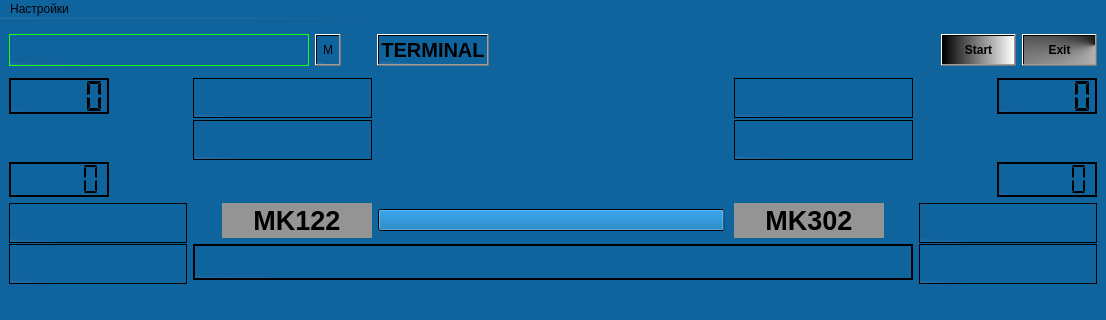
meteoaza/maint, file Maintenance_design_osh.ui: the form before one commit; both pictures show x 0 to 1106 and y 0 to 320 of the 1106 by 771 pixel window.
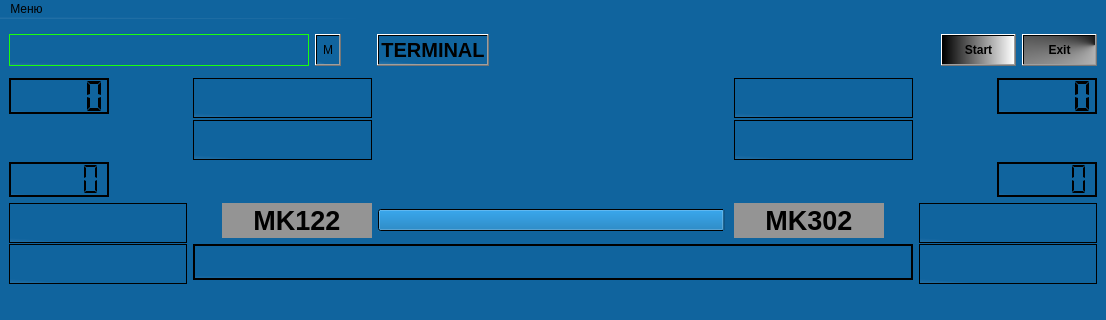
The form after the commit. Icons and pictures are not drawn.

The edit to the form file:
```diff
--- a/Maintenance_design_osh.ui
+++ b/Maintenance_design_osh.ui
@@ -2022,7 +2022,7 @@
    </property>
    <widget class="QMenu" name="menu">
     <property name="title">
-     <string>Настройки</string>
+     <string>Меню</string>
     </property>
     <addaction name="iram"/>
     <addaction name="about"/>
```
Left out of the diff: 26 changed lines with no effect on the pictures.
